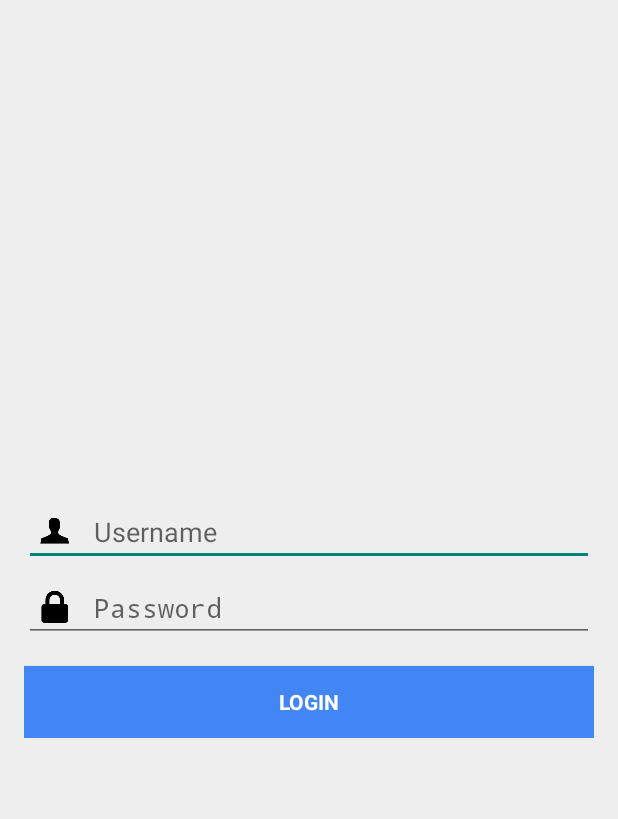
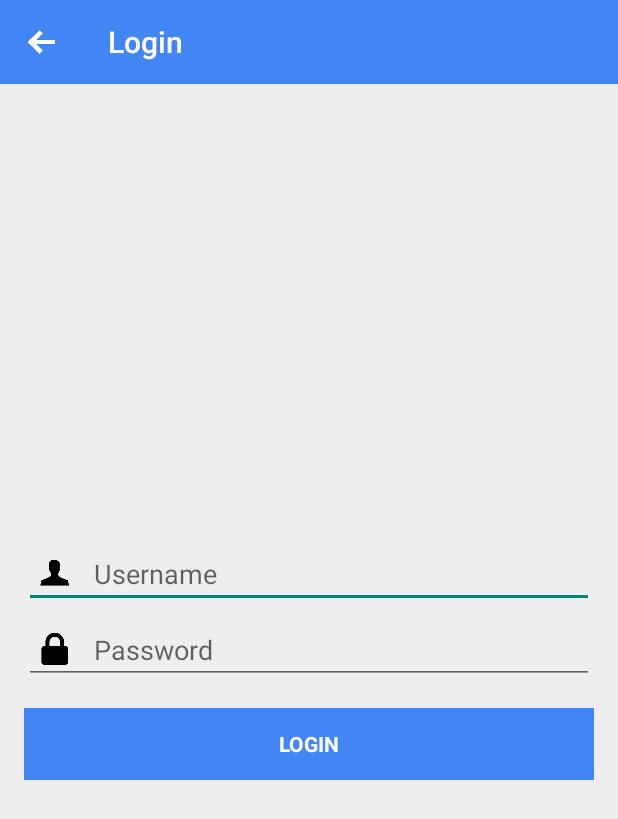
Before and after one commit to fengchaoyu1/NNTradeClient, an Android app: the LoginActivity screen opened directly, with no data from a screen before it, on a phone screen of 412 x 824 dp. Shown: the top 819 px of the screen. Run offline under Robolectric (Android 15) with nearby library versions, the phone set to English and light mode, and no system bars.

Commit message:
Add ActionBar for register and login activity #22
Signed-off-by: CyberZHG <CyberZHG@gmail.com>

```diff
--- a/app/src/main/java/zhaohg/account/LoginActivity.java
+++ b/app/src/main/java/zhaohg/account/LoginActivity.java
@@ -2,6 +2,7 @@ package zhaohg.account;
 
 import android.content.Context;
 import android.os.Bundle;
+import android.support.v7.widget.Toolbar;
 import android.view.View;
 import android.widget.Button;
 import android.widget.EditText;
@@ -12,9 +13,9 @@ import zhaohg.api.ApiErrno;
 import zhaohg.api.account.AccountLogin;
 import zhaohg.api.account.AccountLoginPostEvent;
 import zhaohg.main.R;
-import zhaohg.testable.TestableActivity;
+import zhaohg.testable.TestableActionBarActivity;
 
-public class LoginActivity extends TestableActivity {
+public class LoginActivity extends TestableActionBarActivity {
 
     private ProgressBar progressBar;
     private EditText editUsername;
@@ -26,6 +27,16 @@ public class LoginActivity extends TestableActivity {
     protected void onCreate(Bundle savedInstanceState) {
         super.onCreate(savedInstanceState);
         setContentView(R.layout.activity_login);
+
+        Toolbar toolbar = (Toolbar) findViewById(R.id.toolbar);
+        setSupportActionBar(toolbar);
+        toolbar.setNavigationIcon(R.drawable.back);
+        toolbar.setNavigationOnClickListener(new View.OnClickListener() {
+            @Override
+            public void onClick(View v) {
+                finish();
+            }
+        });
 
         this.progressBar = (ProgressBar) this.findViewById(R.id.login_progress);
         this.editUsername = (EditText) this.findViewById(R.id.username);
@@ -65,6 +76,7 @@ public class LoginActivity extends TestableActivity {
                 public void onSuccess() {
                     progressBar.setVisibility(View.GONE);
                     finishTest();
+                    finish();
                 }
 
                 @Override
--- a/app/src/main/java/zhaohg/testable/TestableActivity.java
+++ b/app/src/main/java/zhaohg/testable/TestableActionBarActivity.java
@@ -1,8 +1,8 @@
 package zhaohg.testable;
 
-import android.app.Activity;
+import android.support.v7.app.ActionBarActivity;
 
-public class TestableActivity extends Activity implements Testable {
+public class TestableActionBarActivity extends ActionBarActivity implements Testable {
 
     private OnTestFinishedListener testFinishedListener;
 
--- a/app/src/main/res/layout/activity_login.xml
+++ b/app/src/main/res/layout/activity_login.xml
@@ -5,11 +5,23 @@
     android:layout_height="match_parent"
     android:gravity="center"
     android:orientation="vertical"
+    tools:context="zhaohg.account.LoginActivity">
+
+    <android.support.v7.widget.Toolbar
+        android:id="@+id/toolbar"
+        android:layout_width="match_parent"
+        android:layout_height="wrap_content"
+        android:background="@color/colorPrimary"/>
+
+    <LinearLayout
+        android:layout_width="match_parent"
+        android:layout_height="match_parent"
+        android:gravity="center"
+        android:orientation="vertical"
         android:paddingBottom="@dimen/activity_vertical_margin"
         android:paddingLeft="@dimen/activity_horizontal_margin"
         android:paddingRight="@dimen/activity_horizontal_margin"
-    android:paddingTop="@dimen/activity_vertical_margin"
-    tools:context="zhaohg.account.LoginActivity">
+        android:paddingTop="@dimen/activity_vertical_margin">
 
         <ProgressBar
             android:id="@+id/login_progress"
@@ -84,3 +96,5 @@
         </ScrollView>
 
     </LinearLayout>
+
+</LinearLayout>
--- a/app/src/main/res/layout/activity_main.xml
+++ b/app/src/main/res/layout/activity_main.xml
@@ -11,7 +11,6 @@
         android:layout_height="match_parent">
 
         <android.support.v7.widget.Toolbar
-            xmlns:android="http://schemas.android.com/apk/res/android"
             android:id="@+id/toolbar"
             android:layout_width="match_parent"
             android:layout_height="wrap_content"
--- a/app/src/main/res/menu/menu_login.xml
+++ /dev/null
@@ -1,6 +0,0 @@
-<menu xmlns:android="http://schemas.android.com/apk/res/android"
-    xmlns:app="http://schemas.android.com/apk/res-auto"
-    xmlns:tools="http://schemas.android.com/tools" tools:context="zhaohg.account.LoginActivity">
-    <item android:id="@+id/action_settings" android:title="@string/action_settings"
-        android:orderInCategory="100" app:showAsAction="never" />
-</menu>
```
Also changed, not shown: app/src/main/java/zhaohg/account/RegisterActivity.java (+18 -2 lines), app/src/main/java/zhaohg/main/MainActivity.java (+11 -2 lines), app/src/main/java/zhaohg/main/MainDrawer.java (+14 -3 lines), app/src/main/res/layout/activity_register.xml (+16 -2 lines), app/src/main/res/menu/global.xml (+7 -3 lines), app/src/main/res/menu/main.xml (+12 -5 lines). Lines whose indentation alone changed are shown as unchanged.
